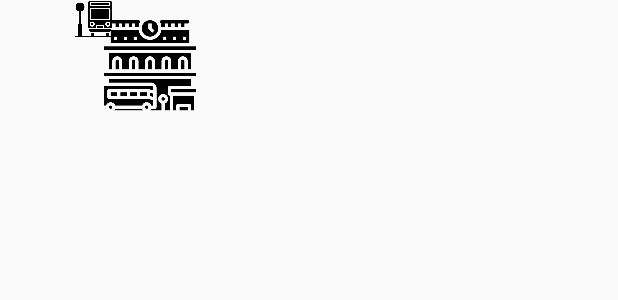
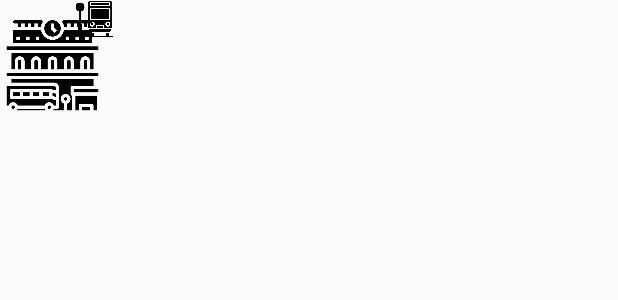
Before and after one commit to Kaneda-prog/BrailleWheels, an Android app: the layout floatingicon.xml on its own in the app's theme, with its tools: preview values and no code run, on a phone screen of 412 x 824 dp. Shown: the top 300 px of the screen. Run offline under Robolectric (Android 15) with nearby library versions, the phone set to English and light mode, and no system bars.

Commit message:
lets do it

```diff
--- a/app/src/main/AndroidManifest.xml
+++ b/app/src/main/AndroidManifest.xml
@@ -12,7 +12,8 @@
     <uses-permission android:name="android.permission.INTERNET" />
     <uses-permission android:name="android.permission.RECORD_AUDIO" />
     <uses-permission android:name="android.permission.SYSTEM_ALERT_WINDOW" />
-
+    <uses-permission android:name="android.permission.TYPE_APPLICATION_PANEL" />
+    <uses-permission android:name="android.permission.TYPE_DRAWN_APPLICATION"/>
     <application
         android:allowBackup="true"
         android:icon="@mipmap/ic_launcher"
--- a/app/src/main/res/layout/floatingicon.xml
+++ b/app/src/main/res/layout/floatingicon.xml
@@ -1,5 +1,6 @@
 <?xml version="1.0" encoding="utf-8"?>
 <FrameLayout xmlns:android="http://schemas.android.com/apk/res/android"
+    xmlns:app="http://schemas.android.com/apk/res-auto"
     xmlns:tools="http://schemas.android.com/tools"
     android:layout_width="wrap_content"
     android:layout_height="wrap_content">
@@ -21,7 +22,7 @@
 
             <ImageView
                 android:id="@+id/collapsed_iv"
-                android:layout_width="200dp"
+                android:layout_width="70dp"
                 android:layout_height="70dp"
                 android:layout_marginTop="8dp"
                 android:src="@drawable/stop" />
@@ -46,9 +47,10 @@
 
             <ImageView
                 android:id="@+id/buttonSimplifiedCodingExpanded"
-                android:layout_width="80dp"
-                android:layout_height="80dp"
+                android:layout_width="100dp"
+                android:layout_height="100dp"
                 android:src="@drawable/bus"
+                app:srcCompat="@drawable/bus"
                 tools:ignore="ContentDescription" />
 
             <LinearLayout
@@ -58,11 +60,12 @@
                 android:orientation="vertical">
 
                 <TextView
+                    android:id="@+id/Hum"
                     android:layout_width="match_parent"
                     android:layout_height="wrap_content"
                     android:paddingLeft="15dp"
+                    android:paddingTop="15dp"
                     android:paddingRight="15dp"
-                    android:paddingTop="15dp"
                     android:text="Simplified Coding"
                     android:textAlignment="center"
                     android:textAppearance="@style/Base.TextAppearance.AppCompat.Large"
--- a/app/src/main/res/values/strings.xml
+++ b/app/src/main/res/values/strings.xml
@@ -1,5 +1,5 @@
 <resources>
-    <string name="app_name">My Application</string>
+    <string name="app_name">Smart Tiles</string>
     <string name="title_activity_maps">Map</string>
     <string name="sd">Say your destination</string>
     <string name="start">Start</string>
```
Also changed, not shown: app/src/main/java/com/example/myapplication/FloatingOverMapIconService.java (+17 -7 lines), app/src/main/java/com/example/myapplication/MainActivity.java (+9 -5 lines), app/src/main/java/com/example/myapplication/RouteInfo.java (+4 -4 lines).
